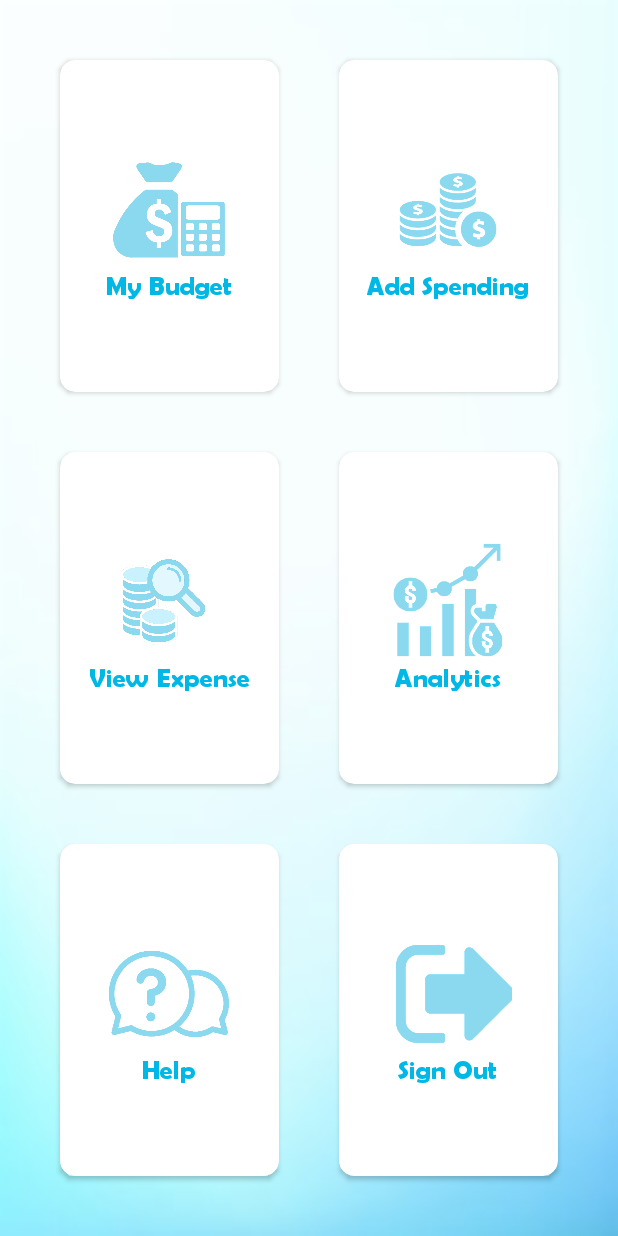
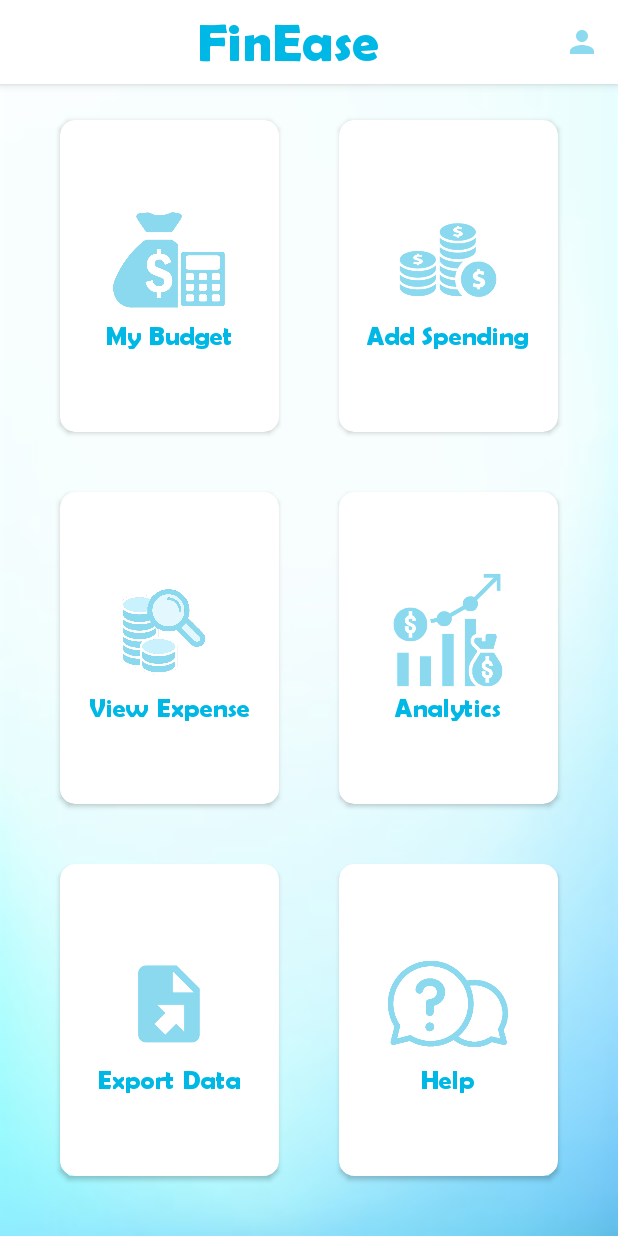
Before and after one commit to FinEase/finease, an Android app: the MainActivity screen opened directly, with no data from a screen before it, on a phone screen of 412 x 824 dp. Run offline under Robolectric (Android 15) with nearby library versions, the phone set to English and light mode, and no system bars.

Commit message:
Added Export Data and Sign Out Functionality

```diff
--- a/app/src/main/java/com/example/finease/MainActivity.java
+++ b/app/src/main/java/com/example/finease/MainActivity.java
@@ -1,27 +1,37 @@
 package com.example.finease;
 
+import androidx.annotation.NonNull;
 import androidx.appcompat.app.AppCompatActivity;
 import androidx.appcompat.widget.Toolbar;
 import androidx.cardview.widget.CardView;
 
 import android.content.Intent;
 import android.os.Bundle;
+import android.view.Menu;
+import android.view.MenuInflater;
+import android.view.MenuItem;
 import android.view.View;
 
 public class MainActivity extends AppCompatActivity {
 
-    private CardView budgetCardView, expenseCardView, filterCardView, analyticsCardView, helpCardView;
+    private CardView budgetCardView, expenseCardView, filterCardView, analyticsCardView, helpCardView, exportCardView;
+    private Toolbar toolbar;
 
     @Override
     protected void onCreate(Bundle savedInstanceState) {
         super.onCreate(savedInstanceState);
         setContentView(R.layout.activity_main);
 
+        toolbar = findViewById(R.id.toolbar);
+        setSupportActionBar(toolbar);
+        getSupportActionBar().setTitle("FinEase");
+
         budgetCardView = findViewById(R.id.MyBudget);
         expenseCardView = findViewById(R.id.AddSpendings);
         filterCardView = findViewById(R.id.ViewExpense);
         analyticsCardView=findViewById(R.id.MyAnalytics);
         helpCardView=findViewById(R.id.Help);
+        exportCardView=findViewById(R.id.Export);
 
         budgetCardView.setOnClickListener(new View.OnClickListener() {
             @Override
@@ -62,5 +72,28 @@ public class MainActivity extends AppCompatActivity {
                 startActivity(intent);
             }
         });
+
+        exportCardView.setOnClickListener(new View.OnClickListener() {
+            @Override
+            public void onClick(View view) {
+                Intent intent = new Intent(MainActivity.this, ExportActivity.class);
+                startActivity(intent);
+            }
+        });
+    }
+    @Override
+    public boolean onCreateOptionsMenu(Menu menu) {
+        MenuInflater inflater = getMenuInflater();
+        inflater.inflate(R.menu.menu, menu);
+        return true;
+    }
+
+    @Override
+    public boolean onOptionsItemSelected(@NonNull MenuItem item) {
+        if (item.getItemId() == R.id.account){
+            Intent intent  = new Intent(MainActivity.this, AccountActivity.class);
+            startActivity(intent);
+        }
+        return super.onOptionsItemSelected(item);
     }
 }
--- a/app/src/main/res/layout/activity_main.xml
+++ b/app/src/main/res/layout/activity_main.xml
@@ -6,6 +6,26 @@
     android:layout_height="match_parent"
     android:background="@drawable/bg_2"
     tools:context=".MainActivity">
+
+    <androidx.appcompat.widget.Toolbar
+        android:layout_width="match_parent"
+        android:layout_height="?attr/actionBarSize"
+        android:background="#fff"
+        android:id="@+id/toolbar"
+        android:theme="@style/ThemeOverlay.AppCompat.Dark.ActionBar"
+        app:popupTheme="@style/ThemeOverlay.AppCompat.Light"
+        android:textColor="#00b8e6"
+        android:elevation="4dp">
+        <TextView
+            android:layout_width="wrap_content"
+            android:layout_height="wrap_content"
+            android:fontFamily="@font/berlinsans"
+            android:text="FinEase"
+            android:textColor="#00b8e6"
+            android:textSize="35dp"
+            android:layout_marginLeft="50dp"
+            android:textStyle="normal" />
+    </androidx.appcompat.widget.Toolbar>
 
     <androidx.coordinatorlayout.widget.CoordinatorLayout
         android:id="@+id/coordinator"
@@ -17,13 +37,12 @@
             android:layout_width="match_parent"
             android:layout_height="match_parent"
             android:layout_marginLeft="20dp"
-            android:layout_marginTop="20dp"
+            android:layout_marginTop="60dp"
             android:layout_marginRight="20dp"
             android:layout_marginBottom="20dp"
             android:columnCount="2"
-            android:rowCount="3"
             android:listSelector="@android:color/transparent"
-            >
+            android:rowCount="3">
 
             <androidx.cardview.widget.CardView
                 android:id="@+id/MyBudget"
@@ -35,8 +54,8 @@
                 android:layout_columnWeight="1"
                 android:layout_gravity="fill"
                 android:layout_margin="20dp"
-                app:cardCornerRadius="10dp"
-                android:background="#fff">
+                android:background="#fff"
+                app:cardCornerRadius="10dp">
 
                 <LinearLayout
                     android:layout_width="wrap_content"
@@ -53,11 +72,11 @@
                     <TextView
                         android:layout_width="wrap_content"
                         android:layout_height="wrap_content"
+                        android:fontFamily="@font/berlinsans"
                         android:text="My Budget"
                         android:textAlignment="center"
                         android:textColor="#00b8e6"
                         android:textSize="17dp"
-                        android:fontFamily="@font/berlinsans"
                         android:textStyle="bold" />
 
                 </LinearLayout>
@@ -75,9 +94,8 @@
                 android:layout_columnWeight="1"
                 android:layout_gravity="fill"
                 android:layout_margin="20dp"
-                app:cardCornerRadius="10dp"
                 android:background="#fff"
-                >
+                app:cardCornerRadius="10dp">
 
                 <LinearLayout
                     android:layout_width="wrap_content"
@@ -94,11 +112,11 @@
                     <TextView
                         android:layout_width="wrap_content"
                         android:layout_height="wrap_content"
+                        android:fontFamily="@font/berlinsans"
                         android:text="Add Spending"
                         android:textAlignment="center"
                         android:textColor="#00b8e6"
                         android:textSize="17dp"
-                        android:fontFamily="@font/berlinsans"
                         android:textStyle="bold" />
 
                 </LinearLayout>
@@ -116,8 +134,8 @@
                 android:layout_columnWeight="1"
                 android:layout_gravity="fill"
                 android:layout_margin="20dp"
-                app:cardCornerRadius="10dp"
-                android:background="#fff">
+                android:background="#fff"
+                app:cardCornerRadius="10dp">
 
                 <LinearLayout
                     android:layout_width="wrap_content"
@@ -134,18 +152,17 @@
                     <TextView
                         android:layout_width="wrap_content"
                         android:layout_height="wrap_content"
+                        android:fontFamily="@font/berlinsans"
                         android:text="View Expense"
                         android:textAlignment="center"
                         android:textColor="#00b8e6"
                         android:textSize="17dp"
-                        android:fontFamily="@font/berlinsans"
                         android:textStyle="bold" />
 
                 </LinearLayout>
 
 
             </androidx.cardview.widget.CardView>
-
 
 
             <androidx.cardview.widget.CardView
@@ -158,8 +175,8 @@
                 android:layout_columnWeight="1"
                 android:layout_gravity="fill"
                 android:layout_margin="20dp"
-                app:cardCornerRadius="10dp"
-                android:background="#fff">
+                android:background="#fff"
+                app:cardCornerRadius="10dp">
 
                 <LinearLayout
                     android:layout_width="wrap_content"
@@ -176,11 +193,11 @@
                     <TextView
                         android:layout_width="wrap_content"
                         android:layout_height="wrap_content"
+                        android:fontFamily="@font/berlinsans"
                         android:text="Analytics"
                         android:textAlignment="center"
                         android:textColor="#00b8e6"
                         android:textSize="17dp"
-                        android:fontFamily="@font/berlinsans"
                         android:textStyle="bold" />
 
                 </LinearLayout>
@@ -189,17 +206,17 @@
             </androidx.cardview.widget.CardView>
 
             <androidx.cardview.widget.CardView
-                android:id="@+id/SignOut"
+                android:id="@+id/Export"
                 android:layout_width="wrap_content"
                 android:layout_height="wrap_content"
                 android:layout_row="2"
                 android:layout_rowWeight="1"
-                android:layout_column="1"
+                android:layout_column="0"
                 android:layout_columnWeight="1"
                 android:layout_gravity="fill"
                 android:layout_margin="20dp"
-                app:cardCornerRadius="10dp"
-                android:background="#fff">
+                android:background="#fff"
+                app:cardCornerRadius="10dp">
 
                 <LinearLayout
                     android:layout_width="wrap_content"
@@ -211,17 +228,16 @@
                     <ImageView
                         android:layout_width="80dp"
                         android:layout_height="80dp"
-                        android:layout_marginLeft="5sp"
-                        android:src="@drawable/signoutlogo" />
+                        android:src="@drawable/export_logo" />
 
                     <TextView
                         android:layout_width="wrap_content"
                         android:layout_height="wrap_content"
-                        android:text="Sign Out"
+                        android:fontFamily="@font/berlinsans"
+                        android:text="Export Data"
                         android:textAlignment="center"
                         android:textColor="#00b8e6"
                         android:textSize="17dp"
-                        android:fontFamily="@font/berlinsans"
                         android:textStyle="bold" />
 
                 </LinearLayout>
@@ -233,12 +249,12 @@
                 android:layout_height="wrap_content"
                 android:layout_row="2"
                 android:layout_rowWeight="1"
-                android:layout_column="0"
+                android:layout_column="1"
                 android:layout_columnWeight="1"
                 android:layout_gravity="fill"
                 android:layout_margin="20dp"
-                app:cardCornerRadius="10dp"
-                android:background="#fff">
+                android:background="#fff"
+                app:cardCornerRadius="10dp">
 
                 <LinearLayout
                     android:layout_width="wrap_content"
@@ -255,11 +271,11 @@
                     <TextView
                         android:layout_width="wrap_content"
                         android:layout_height="wrap_content"
+                        android:fontFamily="@font/berlinsans"
                         android:text="Help"
                         android:textAlignment="center"
                         android:textColor="#00b8e6"
                         android:textSize="17dp"
-                        android:fontFamily="@font/berlinsans"
                         android:textStyle="bold" />
 
                 </LinearLayout>
--- /dev/null
+++ b/app/src/main/res/menu/menu.xml
@@ -0,0 +1,12 @@
+<?xml version="1.0" encoding="utf-8"?>
+<menu xmlns:android="http://schemas.android.com/apk/res/android"
+    xmlns:app="http://schemas.android.com/apk/res-auto">
+
+    <item
+        android:title="Account"
+        android:id="@+id/account"
+        android:background="@android:color/transparent"
+        android:icon="@drawable/ic_person"
+        android:textColor="#00b8e6"
+        app:showAsAction="always"/>
+</menu>
```
Also changed, not shown: app/src/main/AndroidManifest.xml (+10 -0 lines), app/src/main/java/com/example/finease/AccountActivity.java (added, +60 -0 lines), app/src/main/java/com/example/finease/ExportActivity.java (added, +83 -0 lines), app/src/main/res/layout/activity_account.xml (added, +77 -0 lines), app/src/main/res/layout/activity_export.xml (added, +9 -0 lines).
